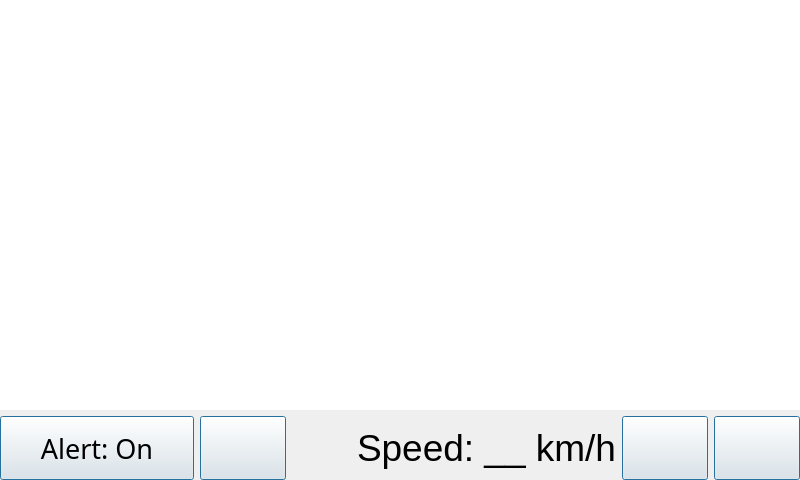
Above: src/user_interface/main_window.ui from vietanhdev/open-adas before the change. Below: the same form after it.
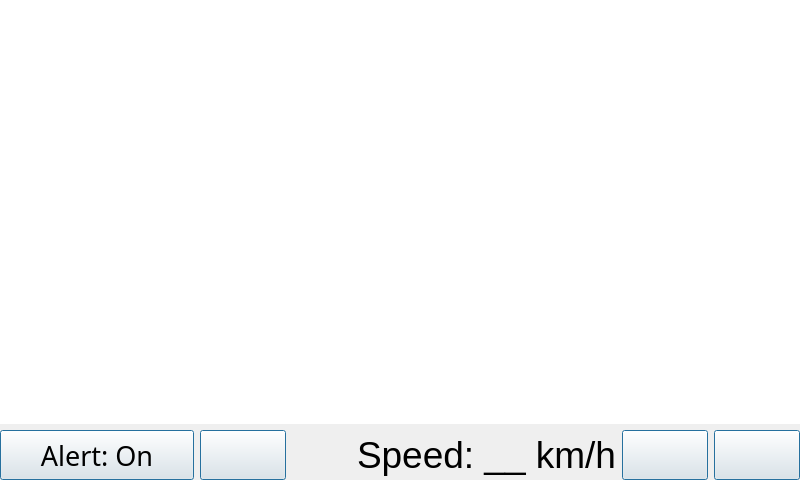
That is the form after the change. Icons and pictures are not drawn.

Patch:
```diff
--- a/src/user_interface/main_window.ui
+++ b/src/user_interface/main_window.ui
@@ -71,18 +71,18 @@
       </item>
       <item>
        <layout class="QHBoxLayout" name="horizontalLayout">
-        <item alignment="Qt::AlignLeft|Qt::AlignTop">
+        <item>
          <widget class="QPushButton" name="alertBtn">
           <property name="sizePolicy">
-           <sizepolicy hsizetype="Fixed" vsizetype="Minimum">
+           <sizepolicy hsizetype="Fixed" vsizetype="Expanding">
             <horstretch>0</horstretch>
-            <verstretch>0</verstretch>
+            <verstretch>3</verstretch>
            </sizepolicy>
           </property>
           <property name="minimumSize">
            <size>
             <width>194</width>
-            <height>64</height>
+            <height>38</height>
            </size>
           </property>
           <property name="styleSheet">
```
